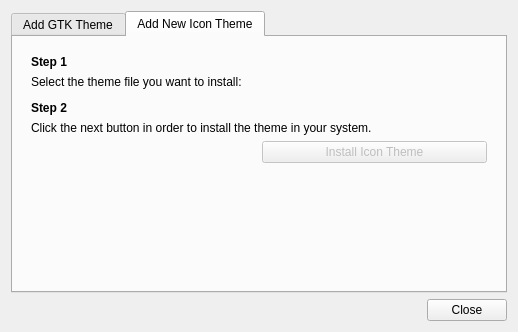
This is src/ui/dialog_installer.ui in KDE/kde-gtk-config as Qt 5 draws it before an edit. The edited form follows.
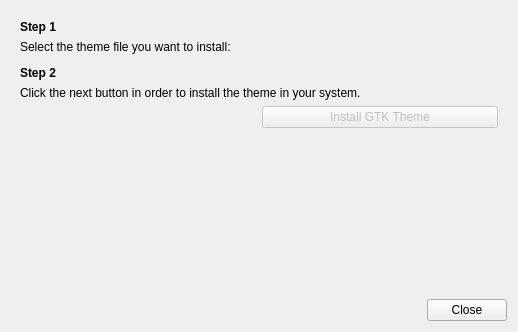
This is the edited form. The open tabs and pages were chosen to show the change. Custom widgets are drawn as their Qt base class.

What changed in the file:
```diff
--- a/src/ui/dialog_installer.ui
+++ b/src/ui/dialog_installer.ui
@@ -21,40 +21,6 @@
   </property>
   <layout class="QGridLayout" name="gridLayout">
    <item row="0" column="0">
-    <widget class="QTabWidget" name="tabs">
-     <property name="minimumSize">
-      <size>
-       <width>450</width>
-       <height>0</height>
-      </size>
-     </property>
-     <property name="maximumSize">
-      <size>
-       <width>16777215</width>
-       <height>600</height>
-      </size>
-     </property>
-     <property name="tabPosition">
-      <enum>QTabWidget::North</enum>
-     </property>
-     <property name="tabShape">
-      <enum>QTabWidget::Rounded</enum>
-     </property>
-     <property name="currentIndex">
-      <number>0</number>
-     </property>
-     <property name="elideMode">
-      <enum>Qt::ElideMiddle</enum>
-     </property>
-     <property name="usesScrollButtons">
-      <bool>false</bool>
-     </property>
-     <widget class="QWidget" name="tabWidgetPage1">
-      <attribute name="title">
-       <string>Add GTK Theme</string>
-      </attribute>
-      <layout class="QGridLayout" name="gridLayout_3">
-       <item row="0" column="0">
         <widget class="QWidget" name="widget" native="true">
          <layout class="QGridLayout" name="gridLayout_5">
           <item row="6" column="0">
@@ -157,138 +123,26 @@
          </layout>
         </widget>
        </item>
-       <item row="1" column="0">
-        <spacer name="verticalSpacer">
-         <property name="orientation">
-          <enum>Qt::Vertical</enum>
-         </property>
-         <property name="sizeHint" stdset="0">
-          <size>
-           <width>20</width>
-           <height>40</height>
-          </size>
-         </property>
-        </spacer>
-       </item>
-      </layout>
-     </widget>
-     <widget class="QWidget" name="tab">
-      <attribute name="title">
-       <string>Add New Icon Theme</string>
-      </attribute>
-      <layout class="QVBoxLayout" name="verticalLayout">
-       <item>
-        <widget class="QWidget" name="widget_2" native="true">
-         <property name="sizePolicy">
-          <sizepolicy hsizetype="Preferred" vsizetype="Preferred">
-           <horstretch>0</horstretch>
-           <verstretch>0</verstretch>
-          </sizepolicy>
-         </property>
-         <layout class="QGridLayout" name="gridLayout_4">
-          <item row="1" column="0" colspan="2">
-           <widget class="QLabel" name="label_7">
-            <property name="sizePolicy">
-             <sizepolicy hsizetype="Preferred" vsizetype="Fixed">
-              <horstretch>0</horstretch>
-              <verstretch>0</verstretch>
-             </sizepolicy>
-            </property>
-            <property name="text">
-             <string>Select the theme file you want to install:</string>
-            </property>
-           </widget>
-          </item>
-          <item row="0" column="0">
-           <widget class="QLabel" name="label_5">
-            <property name="sizePolicy">
-             <sizepolicy hsizetype="Preferred" vsizetype="Fixed">
-              <horstretch>0</horstretch>
-              <verstretch>0</verstretch>
-             </sizepolicy>
-            </property>
-            <property name="text">
-             <string>&lt;b&gt;Step 1&lt;/b&gt;</string>
-            </property>
-           </widget>
-          </item>
-          <item row="3" column="0">
-           <widget class="QLabel" name="label_6">
-            <property name="sizePolicy">
-             <sizepolicy hsizetype="Preferred" vsizetype="Fixed">
-              <horstretch>0</horstretch>
-              <verstretch>0</verstretch>
-             </sizepolicy>
-            </property>
-            <property name="text">
-             <string>&lt;b&gt;Step 2&lt;/b&gt;</string>
-            </property>
-           </widget>
-          </item>
-          <item row="3" column="1">
-           <widget class="QLabel" name="lb_icon_notice">
-            <property name="text">
-             <string/>
-            </property>
-           </widget>
-          </item>
-          <item row="4" column="0" colspan="2">
-           <widget class="QLabel" name="label_8">
-            <property name="sizePolicy">
-             <sizepolicy hsizetype="Preferred" vsizetype="Fixed">
-              <horstretch>0</horstretch>
-              <verstretch>0</verstretch>
-             </sizepolicy>
-            </property>
-            <property name="text">
-             <string>Click the next button in order to install the theme in your system.</string>
-            </property>
-           </widget>
-          </item>
-          <item row="6" column="1">
-           <widget class="QPushButton" name="but_icon_install">
-            <property name="enabled">
-             <bool>false</bool>
-            </property>
-            <property name="text">
-             <string>Install Icon Theme</string>
-            </property>
-           </widget>
-          </item>
-          <item row="2" column="0" colspan="2">
-           <widget class="KUrlRequester" name="icon_file">
-            <property name="filter">
-             <string>*.tar.gz *.tar|Compressed file</string>
-            </property>
-           </widget>
-          </item>
-         </layout>
-        </widget>
-       </item>
-       <item>
-        <spacer name="verticalSpacer_2">
-         <property name="orientation">
-          <enum>Qt::Vertical</enum>
-         </property>
-         <property name="sizeHint" stdset="0">
-          <size>
-           <width>20</width>
-           <height>40</height>
-          </size>
-         </property>
-        </spacer>
-       </item>
-      </layout>
-     </widget>
-    </widget>
-   </item>
-   <item row="1" column="0">
+   <item row="2" column="0">
     <widget class="QDialogButtonBox" name="buttonBox">
      <property name="standardButtons">
       <set>QDialogButtonBox::Close</set>
      </property>
     </widget>
    </item>
+   <item row="1" column="0">
+    <spacer name="verticalSpacer">
+     <property name="orientation">
+      <enum>Qt::Vertical</enum>
+     </property>
+     <property name="sizeHint" stdset="0">
+      <size>
+       <width>20</width>
+       <height>40</height>
+      </size>
+     </property>
+    </spacer>
+   </item>
   </layout>
  </widget>
  <customwidgets>
```
Lines whose indentation alone changed are shown as unchanged.
